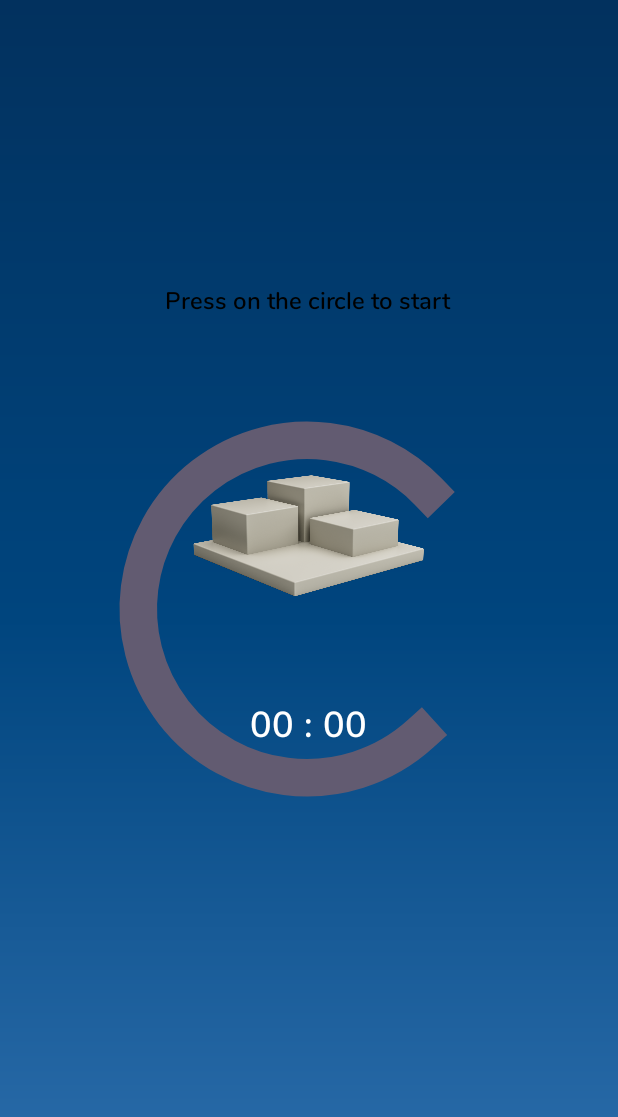
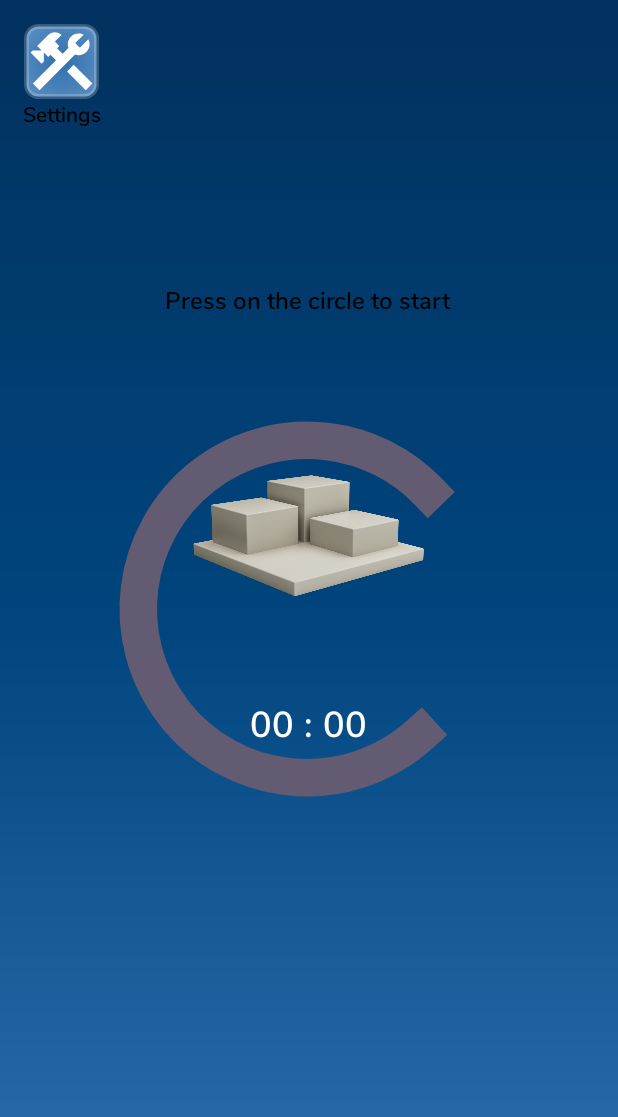
Before and after one commit to RecoNike/Concentrate_, an Android app: the MainActivity screen opened directly, with no data from a screen before it, on a phone screen of 412 x 824 dp. Shown: the top 1117 px of the screen. Run offline under Robolectric (Android 15) with nearby library versions, the phone set to English and light mode, and no system bars; libraries missing offline, so code that uses them is left out: com.mikhaellopez.circularprogressbar; plain views replace CircularProgressBar; 1 statement that could not run was skipped.

Commit message:
minor changes

```diff
--- /dev/null
+++ b/app/src/main/res/drawable/back_arrow_image.xml
@@ -0,0 +1,5 @@
+<vector android:height="24dp" android:tint="#FFFFFF"
+    android:viewportHeight="24" android:viewportWidth="24"
+    android:width="24dp" xmlns:android="http://schemas.android.com/apk/res/android">
+    <path android:fillColor="@android:color/white" android:pathData="M17.77,3.77l-1.77,-1.77l-10,10l10,10l1.77,-1.77l-8.23,-8.23z"/>
+</vector>
--- /dev/null
+++ b/app/src/main/res/drawable/settings_button_background.xml
@@ -0,0 +1,18 @@
+<?xml version="1.0" encoding="utf-8"?>
+<shape xmlns:android="http://schemas.android.com/apk/res/android"
+    android:shape="rectangle">
+    <gradient
+        android:startColor="@color/bg_gradientStart"
+        android:centerColor="@color/white"
+        android:endColor="@color/white"
+        android:gradientRadius="300dp"
+
+        android:type="radial"/>
+    <corners
+        android:radius="8dp"/>
+    <stroke
+        android:color="#33FFFFFF"
+        android:width="3dp"
+        />
+
+</shape>
--- /dev/null
+++ b/app/src/main/res/drawable/settings_img.xml
@@ -0,0 +1,6 @@
+<vector android:height="50dp" android:tint="#FFFFFF"
+    android:viewportHeight="24" android:viewportWidth="24"
+    android:width="50dp" xmlns:android="http://schemas.android.com/apk/res/android">
+    <path android:fillColor="@android:color/white" android:pathData="M13.783,15.172l2.121,-2.121l5.996,5.996l-2.121,2.121z"/>
+    <path android:fillColor="@android:color/white" android:pathData="M17.5,10c1.93,0 3.5,-1.57 3.5,-3.5c0,-0.58 -0.16,-1.12 -0.41,-1.6l-2.7,2.7L16.4,6.11l2.7,-2.7C18.62,3.16 18.08,3 17.5,3C15.57,3 14,4.57 14,6.5c0,0.41 0.08,0.8 0.21,1.16l-1.85,1.85l-1.78,-1.78l0.71,-0.71L9.88,5.61L12,3.49c-1.17,-1.17 -3.07,-1.17 -4.24,0L4.22,7.03l1.41,1.41H2.81L2.1,9.15l3.54,3.54l0.71,-0.71V9.15l1.41,1.41l0.71,-0.71l1.78,1.78l-7.41,7.41l2.12,2.12L16.34,9.79C16.7,9.92 17.09,10 17.5,10z"/>
+</vector>
--- a/app/src/main/res/layout/activity_main.xml
+++ b/app/src/main/res/layout/activity_main.xml
@@ -25,6 +25,7 @@
         android:layout_width="300dp"
         android:layout_height="300dp"
         android:layout_marginBottom="268dp"
+        android:elevation="10dp"
         app:cpb_background_progressbar_color="#b6bbd8"
         app:cpb_background_progressbar_width="5dp"
         app:cpb_progress="10"
@@ -66,4 +67,28 @@
         app:layout_constraintHorizontal_bias="0.504"
         app:layout_constraintStart_toStartOf="@+id/circularProgressBar" />
 
+    <ImageView
+        android:id="@+id/settingsButtonImg"
+        android:layout_width="50dp"
+        android:layout_height="wrap_content"
+        android:layout_marginTop="16dp"
+        android:background="@drawable/settings_button_background"
+        android:elevation="10dp"
+        android:src="@drawable/settings_img"
+        app:layout_constraintEnd_toEndOf="parent"
+        app:layout_constraintHorizontal_bias="0.044"
+        app:layout_constraintStart_toStartOf="parent"
+        app:layout_constraintTop_toTopOf="parent" />
+
+    <TextView
+        android:id="@+id/textView4"
+        android:layout_width="wrap_content"
+        android:layout_height="wrap_content"
+        android:fontFamily="@font/nunito_semibold"
+        android:text="Settings"
+        android:textColor="@color/black"
+        app:layout_constraintEnd_toEndOf="@+id/settingsButtonImg"
+        app:layout_constraintStart_toStartOf="@+id/settingsButtonImg"
+        app:layout_constraintTop_toBottomOf="@+id/settingsButtonImg" />
+
 </androidx.constraintlayout.widget.ConstraintLayout>
```
Also changed, not shown: app/src/main/java/com/recon/concentrate/MainActivity.kt (+18 -1 lines), app/src/main/java/com/recon/concentrate/SettingsActivity.kt (+10 -0 lines), app/src/main/res/drawable/list_item_bg.xml (added, +12 -0 lines), app/src/main/res/layout/activity_settings.xml (+41 -0 lines).
